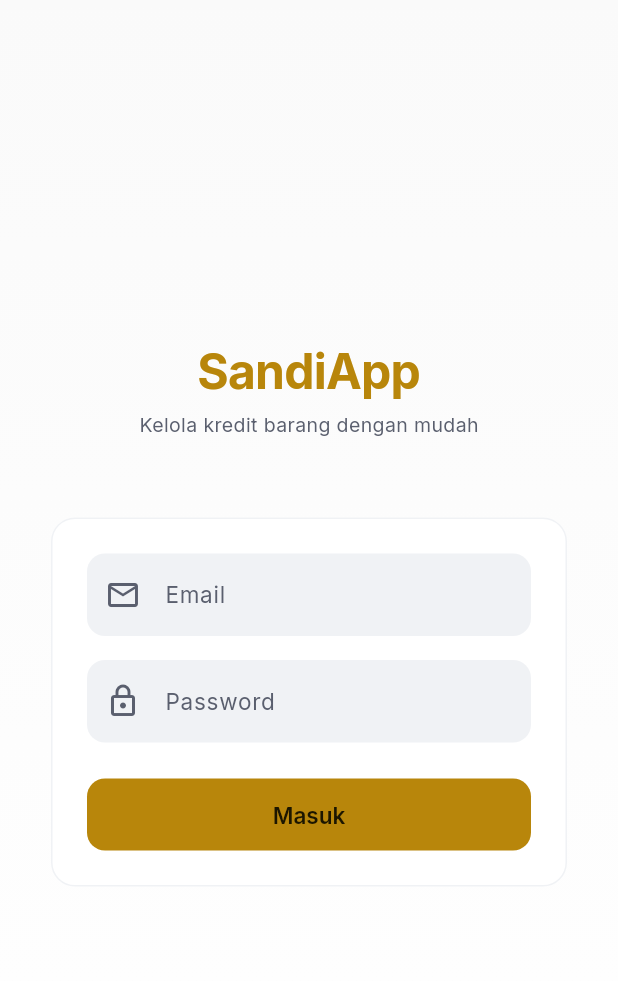
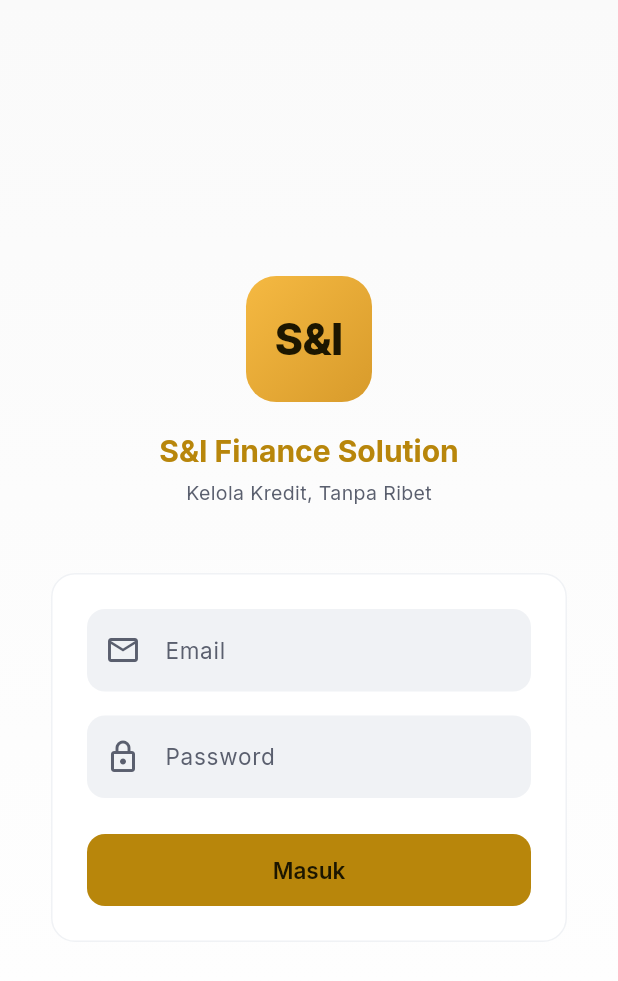
Before and after one commit to gargilang/saifsapp, a Flutter app: the screen it shows after launch, on a phone screen of 412 x 824 dp. Shown: the top 981 px of the screen. Run offline on Flutter 3.47's test engine with Material 3 defaults, Android fonts, the phone set to English and light mode, and no system bars; our stand-ins replace connectivity_plus, drift, drift_flutter, fl_chart, flutter_riverpod, go_router and 5 more; missing offline and left inert: workmanager; accounts and stored records are empty; generated files the repository leaves out were written again; statements that could not run were skipped.

Commit message:
feat(brand): login brand moment + nama app S&I Finance

```diff
--- a/lib/app.dart
+++ b/lib/app.dart
@@ -5,6 +5,7 @@ import 'package:go_router/go_router.dart';
 import 'package:supabase_flutter/supabase_flutter.dart';
 
 import 'app_providers.dart';
+import 'core/brand.dart';
 import 'core/theme.dart';
 import 'core/theme_mode.dart';
 import 'features/auth/login_page.dart';
@@ -56,7 +57,7 @@ class SandiApp extends ConsumerWidget {
   @override
   Widget build(BuildContext context, WidgetRef ref) {
     return MaterialApp.router(
-      title: 'SandiApp',
+      title: kBrandShortName,
       theme: buildTheme(Brightness.light),
       darkTheme: buildTheme(Brightness.dark),
       themeMode: ref.watch(themeModeProvider),
--- a/lib/features/auth/login_page.dart
+++ b/lib/features/auth/login_page.dart
@@ -1,6 +1,8 @@
 import 'package:flutter/material.dart';
 import 'package:flutter_riverpod/flutter_riverpod.dart';
 
+import '../../core/brand.dart';
+import '../../widgets/brand_logo.dart';
 import 'auth_controller.dart';
 
 class LoginPage extends ConsumerStatefulWidget {
@@ -52,16 +54,27 @@ class _LoginPageState extends ConsumerState<LoginPage> {
               child: Form(
                 key: _formKey,
                 child: Column(children: [
-                  const SizedBox(height: 48),
-                  Text('SandiApp',
+                  const SizedBox(height: 40),
+                  TweenAnimationBuilder<double>(
+                    tween: Tween(begin: 0, end: 1),
+                    duration: const Duration(milliseconds: 600),
+                    curve: Curves.easeOutBack,
+                    builder: (_, v, child) => Opacity(
+                      opacity: v.clamp(0.0, 1.0),
+                      child: Transform.scale(scale: 0.7 + 0.3 * v, child: child),
+                    ),
+                    child: const BrandLogo(size: 84),
+                  ),
+                  const SizedBox(height: 20),
+                  Text(kBrandName,
+                      textAlign: TextAlign.center,
                       style: Theme.of(context)
                           .textTheme
-                          .displayMedium
-                          ?.copyWith(color: cs.primary)),
-                  const SizedBox(height: 8),
-                  Text('Kelola kredit barang dengan mudah',
-                      style: Theme.of(context).textTheme.bodyMedium),
-                  const SizedBox(height: 48),
+                          .titleLarge
+                          ?.copyWith(color: cs.primary, fontWeight: FontWeight.w700)),
+                  const SizedBox(height: 6),
+                  Text(kBrandTagline, style: Theme.of(context).textTheme.bodyMedium),
+                  const SizedBox(height: 40),
                   Card(
                     child: Padding(
                       padding: const EdgeInsets.all(24),
--- a/lib/features/shell/app_shell.dart
+++ b/lib/features/shell/app_shell.dart
@@ -1,6 +1,8 @@
 import 'package:flutter/material.dart';
 import 'package:go_router/go_router.dart';
 
+import '../../core/brand.dart';
+import '../../widgets/brand_logo.dart';
 import '../../widgets/offline_banner.dart';
 import '../../widgets/sync_badge.dart';
 
@@ -23,7 +25,11 @@ class AppShell extends StatelessWidget {
   Widget build(BuildContext context) {
     return Scaffold(
       appBar: AppBar(
-        title: const Text('SandiApp'),
+        title: Row(mainAxisSize: MainAxisSize.min, children: [
+          const BrandLogo(size: 22),
+          const SizedBox(width: 8),
+          Text(kBrandShortName),
+        ]),
         actions: const [SyncBadge(), SizedBox(width: 8)],
       ),
       body: Column(children: [const OfflineBanner(), Expanded(child: child)]),
```
Also changed, not shown: 2 other files.
